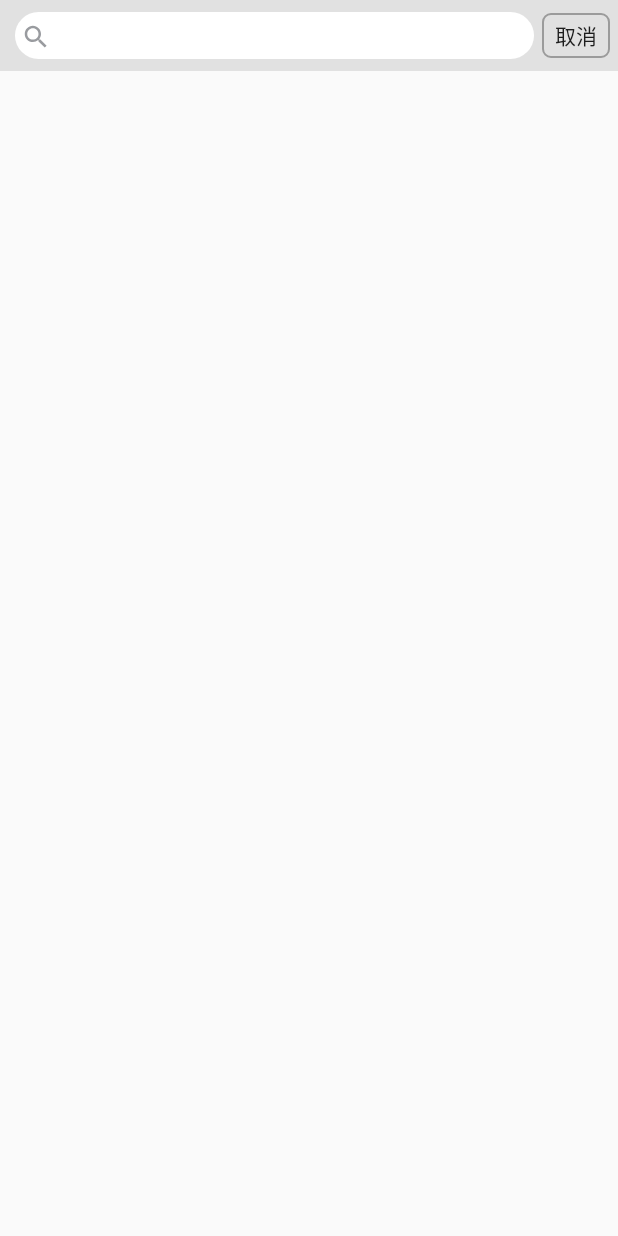
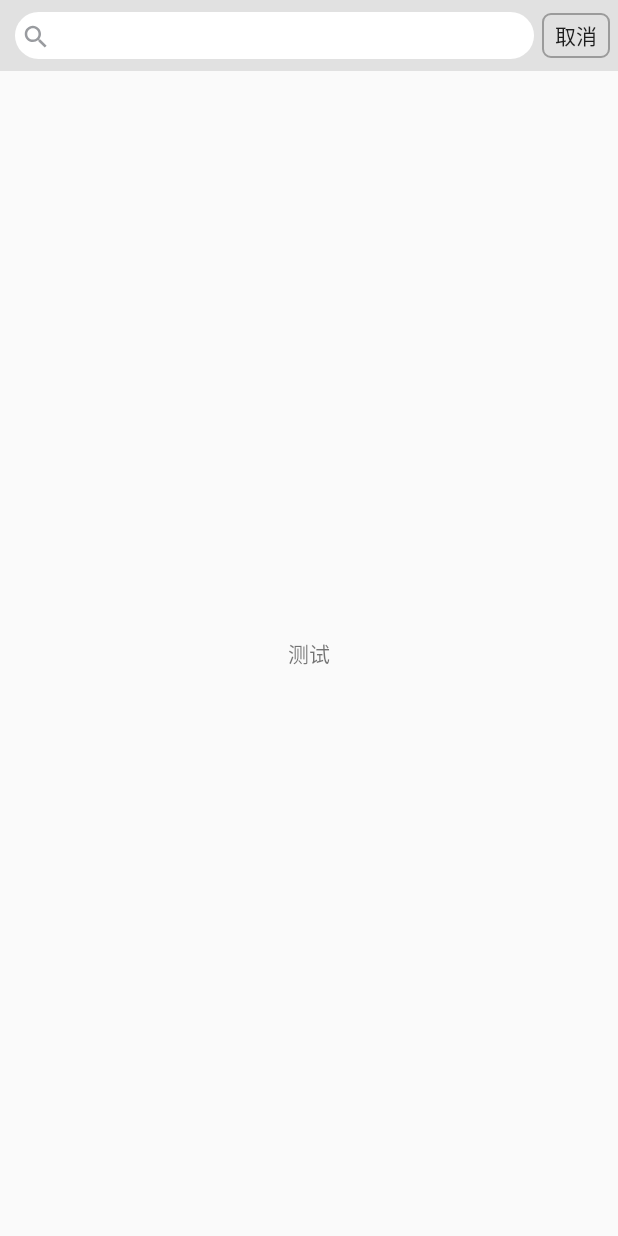
Before and after one commit to ImproveUs/mycsdn, an Android app: the SearchActivity screen opened directly, with no data from a screen before it, on a phone screen of 412 x 824 dp. Run offline under Robolectric (Android 15) with nearby library versions, the phone set to English and light mode, and no system bars.

Commit message:
提交到分支测试

```diff
--- a/app/src/main/res/layout/fragment_search.xml
+++ b/app/src/main/res/layout/fragment_search.xml
@@ -56,5 +56,11 @@
             android:text="取消"
             android:background="@drawable/btn_cancle"/>
     </RelativeLayout>
+    <TextView
+        android:layout_width="match_parent"
+        android:layout_height="match_parent"
+        android:text="测试"
+        android:gravity="center"
+        />
 
 </LinearLayout>
```
